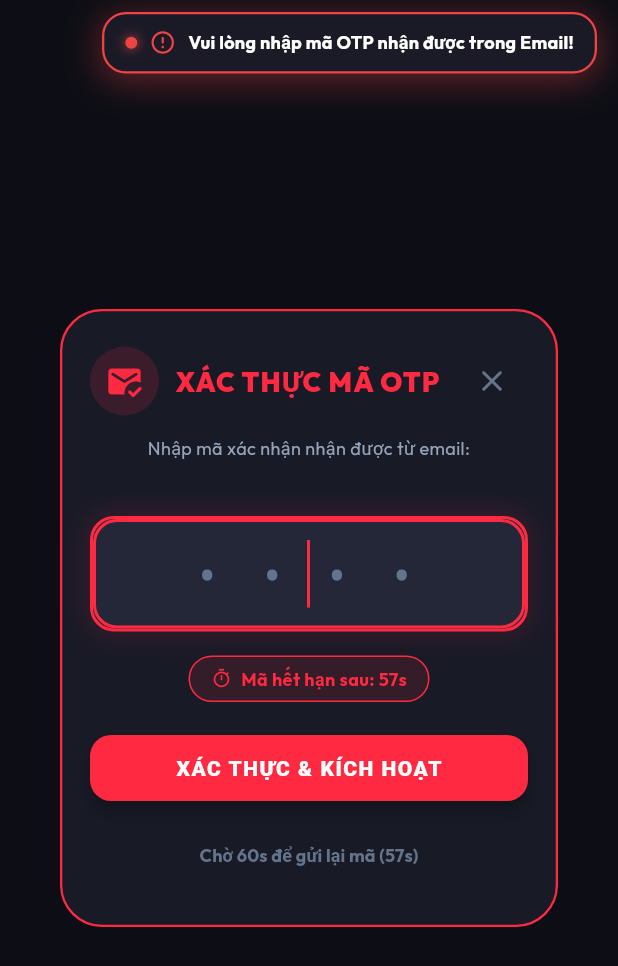
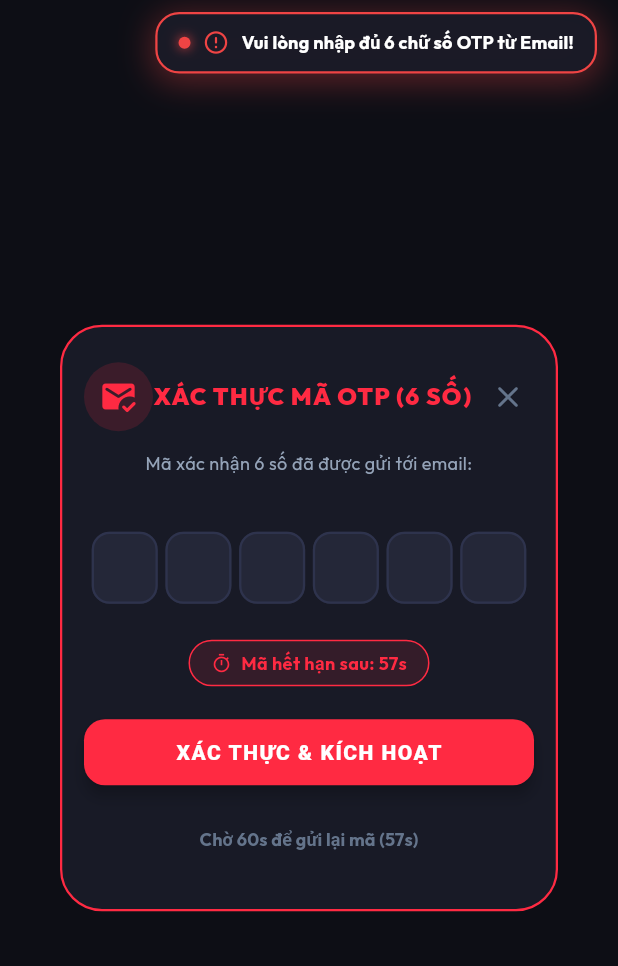
Before and after one commit to leliendaii/Nocodevn-Running, a Flutter app: the OtpVerificationDialog widget shown alone on an empty page, opened directly with empty values, after a tap on "XÁC THỰC & KÍCH HOẠT", on a phone screen of 412 x 824 dp. Shown: the top 966 px of the screen. Run offline on Flutter 3.47's test engine with Material 3 defaults, Android fonts, the phone set to English and light mode, and no system bars; our stand-ins replace fl_chart, geolocator, google_fonts, image_picker, shared_preferences, supabase_flutter; accounts and stored records are empty.

Commit message:
Dong bo hoan hao 6 o nhap ma OTP voi ma xac thuc 6 so Supabase Cloud

```diff
--- a/lib/widgets/dialogs/otp_dialog.dart
+++ b/lib/widgets/dialogs/otp_dialog.dart
@@ -35,8 +35,9 @@ class _OtpVerificationDialogState extends State<OtpVerificationDialog> {
   late int _resendAttempts;
   bool _isSubmitting = false;
 
-  final TextEditingController _otpController = TextEditingController();
-  final FocusNode _otpFocusNode = FocusNode();
+  // ĐỒNG BỘ CHUẨN 6 Ô NHẬP MÃ OTP KHỚP 100% SUPABASE
+  final List<TextEditingController> _otpControllers = List.generate(6, (_) => TextEditingController());
+  final List<FocusNode> _otpFocusNodes = List.generate(6, (_) => FocusNode());
 
   @override
   void initState() {
@@ -48,8 +49,12 @@ class _OtpVerificationDialogState extends State<OtpVerificationDialog> {
   @override
   void dispose() {
     _otpTimer?.cancel();
-    _otpController.dispose();
-    _otpFocusNode.dispose();
+    for (var c in _otpControllers) {
+      c.dispose();
+    }
+    for (var f in _otpFocusNodes) {
+      f.dispose();
+    }
     super.dispose();
   }
 
@@ -68,7 +73,7 @@ class _OtpVerificationDialogState extends State<OtpVerificationDialog> {
     });
   }
 
-  // Gửi lại mã OTP qua Email
+  // Gửi lại mã OTP 6 số qua Email thực tế
   Future<void> _resendOtp() async {
     if (_resendAttempts >= 5) {
       final lockUntil = DateTime.now().add(const Duration(hours: 1));
@@ -84,7 +89,10 @@ class _OtpVerificationDialogState extends State<OtpVerificationDialog> {
 
     _resendAttempts++;
     widget.onAttemptIncrement();
-    _otpController.clear();
+
+    for (var c in _otpControllers) {
+      c.clear();
+    }
 
     final error = await context.read<AuthProvider>().resendOtp(widget.email);
     if (!mounted) return;
@@ -95,20 +103,20 @@ class _OtpVerificationDialogState extends State<OtpVerificationDialog> {
       _startCountdown();
       TopSyncToast.show(
         context,
-        message: 'Đã gửi lại mã OTP tới email: ${widget.email}',
+        message: 'Đã gửi lại mã OTP 6 số tới: ${widget.email}',
         isSuccess: true,
       );
     }
   }
 
-  // Xác thực mã OTP (Hỗ trợ linh hoạt từ 4 đến 8 số)
+  // Xác thực mã OTP 6 số và kích hoạt tài khoản
   Future<void> _verifyOtpAndRegister() async {
-    final enteredOtp = _otpController.text.trim();
+    final enteredOtp = _otpControllers.map((c) => c.text.trim()).join();
 
-    if (enteredOtp.length < 4) {
+    if (enteredOtp.length < 6) {
       TopSyncToast.show(
         context,
-        message: 'Vui lòng nhập mã OTP nhận được trong Email!',
+        message: 'Vui lòng nhập đủ 6 chữ số OTP từ Email!',
         isSuccess: false,
       );
       return;
@@ -147,7 +155,7 @@ class _OtpVerificationDialogState extends State<OtpVerificationDialog> {
       Navigator.of(context).pop();
       TopSyncToast.show(
         context,
-        message: '🎉 Kích hoạt tài khoản thành công!',
+        message: '🎉 Xác thực Email thành công! Đã kích hoạt tài khoản.',
         isSuccess: true,
       );
     }
@@ -162,7 +170,7 @@ class _OtpVerificationDialogState extends State<OtpVerificationDialog> {
         side: const BorderSide(color: AppTheme.primaryNeon, width: 1.5),
       ),
       child: Padding(
-        padding: const EdgeInsets.symmetric(horizontal: 20.0, vertical: 24.0),
+        padding: const EdgeInsets.symmetric(horizontal: 16.0, vertical: 24.0),
         child: SingleChildScrollView(
           child: Column(
             mainAxisSize: MainAxisSize.min,
@@ -183,9 +191,9 @@ class _OtpVerificationDialogState extends State<OtpVerificationDialog> {
                     ),
                   ),
                   const Text(
-                    'XÁC THỰC MÃ OTP',
+                    'XÁC THỰC MÃ OTP (6 SỐ)',
                     style: TextStyle(
-                      fontSize: 18,
+                      fontSize: 16,
                       fontWeight: FontWeight.w900,
                       letterSpacing: 0.8,
                       color: AppTheme.primaryNeon,
@@ -199,55 +207,59 @@ class _OtpVerificationDialogState extends State<OtpVerificationDialog> {
               ),
               const SizedBox(height: 12),
               Text(
-                'Nhập mã xác nhận nhận được từ email:\n${widget.email}',
+                'Mã xác nhận 6 số đã được gửi tới email:\n${widget.email}',
                 textAlign: TextAlign.center,
                 style: const TextStyle(fontSize: 12, color: AppTheme.textSecondary, height: 1.4),
               ),
               const SizedBox(height: 20),
 
-              // Ô NHẬP MÃ OTP LINH HOẠT THỂ THAO (HỖ TRỢ DÁN / GÕ 4 ĐẾN 8 SỐ)
-              Container(
-                decoration: BoxDecoration(
-                  color: AppTheme.surfaceLight,
-                  borderRadius: BorderRadius.circular(16),
-                  border: Border.all(color: AppTheme.primaryNeon, width: 2),
-                  boxShadow: [
-                    BoxShadow(
-                      color: AppTheme.primaryNeon.withValues(alpha: 0.15),
-                      blurRadius: 16,
-                      spreadRadius: 2,
-                    ),
-                  ],
-                ),
+              // 6 Ô NHẬP MÃ OTP CHUẨN ĐẸP KHỚP 100% SUPABASE
+              Row(
+                mainAxisAlignment: MainAxisAlignment.spaceEvenly,
+                children: List.generate(6, (index) {
+                  return SizedBox(
+                    width: 44,
+                    height: 54,
                     child: TextField(
-                  controller: _otpController,
-                  focusNode: _otpFocusNode,
+                      controller: _otpControllers[index],
+                      focusNode: _otpFocusNodes[index],
                       keyboardType: TextInputType.number,
                       textAlign: TextAlign.center,
-                  maxLength: 8,
-                  autofocus: true,
+                      maxLength: 1,
                       style: const TextStyle(
-                    fontSize: 30,
+                        fontSize: 22,
                         fontWeight: FontWeight.w900,
-                    letterSpacing: 8.0,
                         color: AppTheme.primaryNeon,
-                    fontFamily: 'monospace',
                       ),
-                  decoration: const InputDecoration(
+                      decoration: InputDecoration(
                         counterText: '',
-                    hintText: '• • • •',
-                    hintStyle: TextStyle(
-                      fontSize: 26,
-                      color: AppTheme.textMuted,
-                      letterSpacing: 6.0,
+                        filled: true,
+                        fillColor: AppTheme.surfaceLight,
+                        contentPadding: EdgeInsets.zero,
+                        enabledBorder: OutlineInputBorder(
+                          borderRadius: BorderRadius.circular(12),
+                          borderSide: const BorderSide(color: AppTheme.divider, width: 1.5),
                         ),
-                    border: InputBorder.none,
-                    contentPadding: EdgeInsets.symmetric(vertical: 14, horizontal: 16),
-                  ),
-                  onSubmitted: (_) => _verifyOtpAndRegister(),
+                        focusedBorder: OutlineInputBorder(
+                          borderRadius: BorderRadius.circular(12),
+                          borderSide: const BorderSide(color: AppTheme.primaryNeon, width: 2),
                         ),
                       ),
-              const SizedBox(height: 16),
+                      onChanged: (val) {
+                        if (val.isNotEmpty && index < 5) {
+                          _otpFocusNodes[index + 1].requestFocus();
+                        } else if (val.isEmpty && index > 0) {
+                          _otpFocusNodes[index - 1].requestFocus();
+                        }
+                        if (_otpControllers.every((c) => c.text.isNotEmpty)) {
+                          _verifyOtpAndRegister();
+                        }
+                      },
+                    ),
+                  );
+                }),
+              ),
+              const SizedBox(height: 18),
 
               // ĐỒNG HỒ ĐẾM NGƯỢC 60 GIÂY
               Container(
```
Lines whose indentation alone changed are shown as unchanged.
